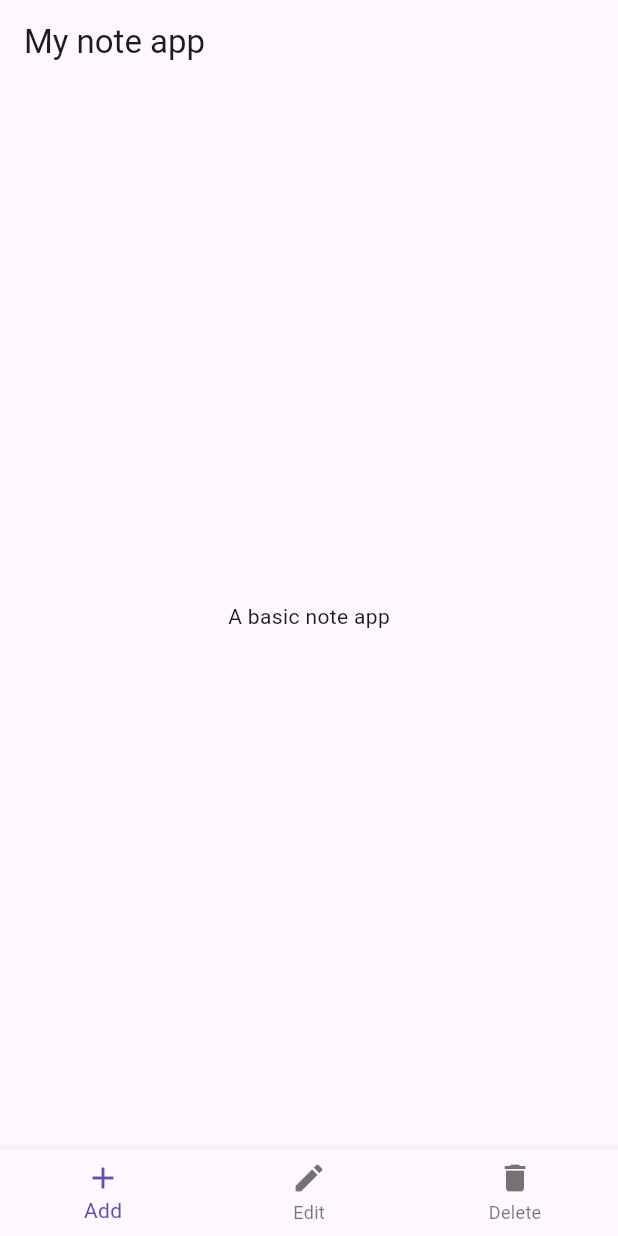
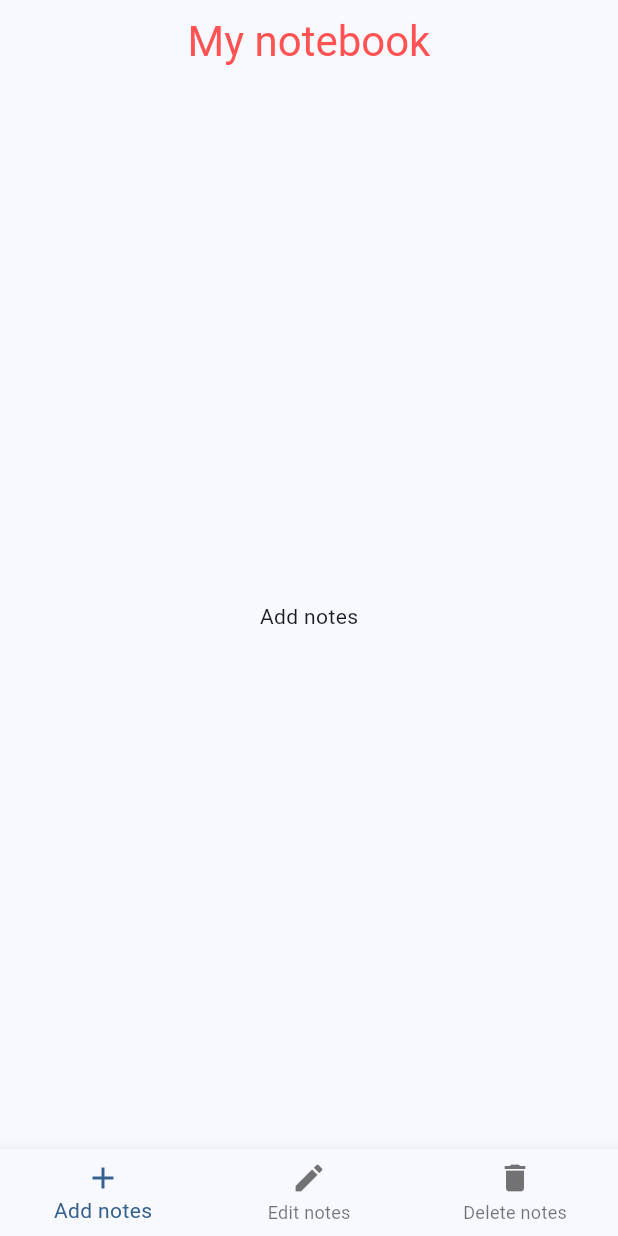
Before and after one commit to Majok-Bol/notebook, a Flutter app: the MyHomePage screen opened directly, on a phone screen of 412 x 824 dp. Run offline on Flutter 3.47's test engine with Material 3 defaults, Android fonts, the phone set to English and light mode, and no system bars.

Commit message:
added bottom navigation bar

```diff
--- a/lib/homepage.dart
+++ /dev/null
@@ -1,22 +0,0 @@
-
-import 'package:flutter/material.dart';
-import 'package:flutter/cupertino.dart';
-class MyHomePage extends StatelessWidget{
-  @override
-  Widget build(BuildContext context){
-    return Scaffold(
-      appBar: AppBar(title: Text('My note app'),
-      ),
-      body: Center(
-        child: Text('A basic note app'),
-      ),
-      bottomNavigationBar: BottomNavigationBar(items: [
-        BottomNavigationBarItem(icon: Icon(Icons.add),
-        label: 'Add',
-        ),
-        BottomNavigationBarItem(icon: Icon(Icons.edit),label: 'Edit'),
-        BottomNavigationBarItem(icon: Icon(Icons.delete),label: 'Delete')
-      ]),
-    );
-  }
-}
--- a/lib/main.dart
+++ b/lib/main.dart
@@ -1,13 +1,52 @@
 import 'package:flutter/material.dart';
-import 'package:notebook_app/notebook/lib/homepage.dart';
 void main(){
   runApp(MyApp());
 }
+//class to create home page
 class MyApp extends StatelessWidget{
   @override
   Widget build(BuildContext context){
     return MaterialApp(
-      home:MyHomePage(),
+      theme: ThemeData(colorScheme: ColorScheme.fromSeed(seedColor: Colors.blue),
+      useMaterial3: true,
+      ),
+      home: MyHomePage(),
+    );
+
+  }
+}
+//class to create the home page state
+class MyHomePage extends StatefulWidget{
+  @override
+  MyHomePageState createState()=>MyHomePageState();
+}
+//class to set the home page
+class MyHomePageState extends State<MyHomePage>{
+  //set the counter to track the page clicked
+  int currentPage=0;
+  @override
+  Widget build(BuildContext context){
+    //build the home page screen
+    return Scaffold(
+      //add title
+      appBar: AppBar(title: Text('My notebook',style: TextStyle(fontSize: 28,color: Colors.redAccent),),centerTitle: true,),
+
+    body: Center(
+      child:currentPage==0?Text('Add notes'):currentPage==1?Text('Edit notes'):Text('Delete notes'),
+    ),
+      //add bottom navigation icons
+      bottomNavigationBar: BottomNavigationBar(currentIndex: currentPage,
+    onTap: (index){
+        setState(() {
+          currentPage=index;
+        });
+    },
+    items: [
+      BottomNavigationBarItem(icon:Icon(Icons.add),label: 'Add notes'),
+    BottomNavigationBarItem(icon:Icon(Icons.edit),label: 'Edit notes'),
+    BottomNavigationBarItem(icon:Icon(Icons.delete),label: 'Delete notes'),
+    ],
+    ),
     );
   }
 }
```
Also changed, not shown: 3 other files.
